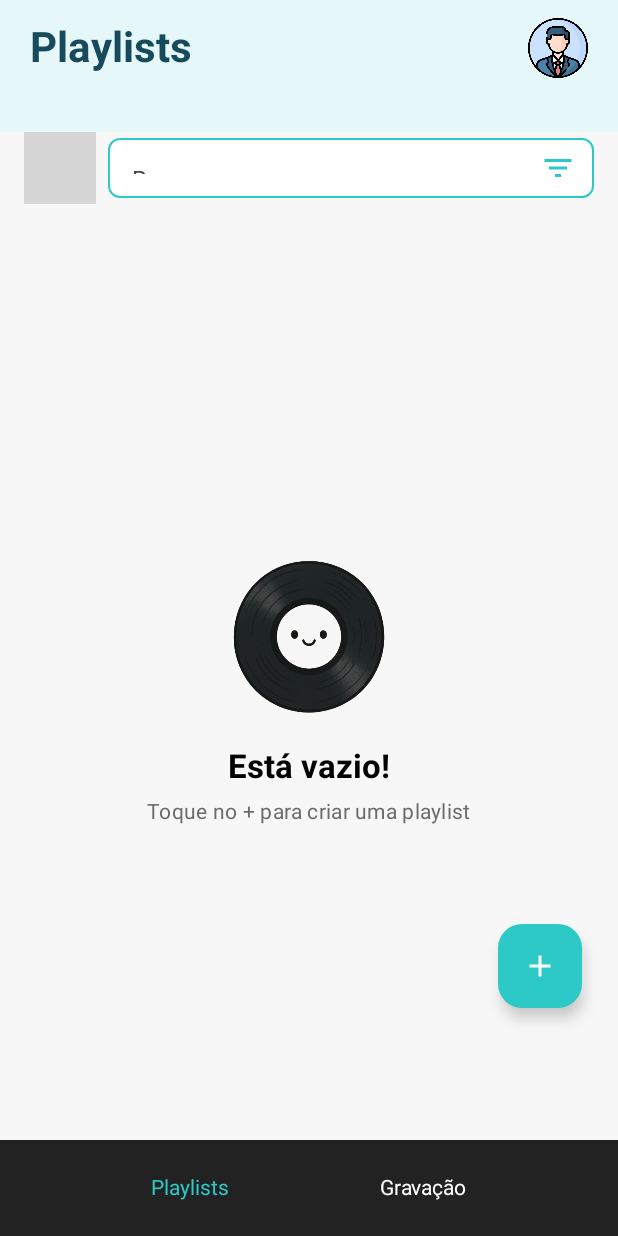
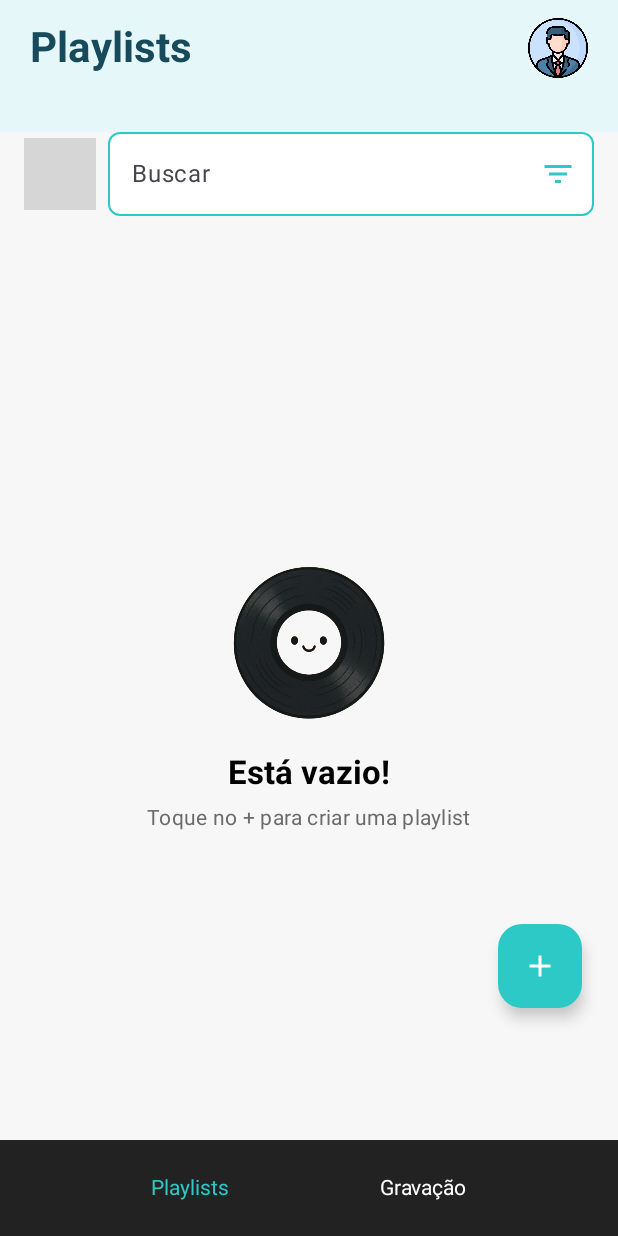
Before and after one commit to vvAi-Startup/Application_mobile, an Android app built with Jetpack Compose: the PlaylistActivity screen opened directly, with no data from a screen before it, on a phone screen of 412 x 824 dp. Run offline under Robolectric (Android 15) with nearby library versions, the light colour scheme and no system bars; 1 statement that could not run was skipped; grey boxes are pictures that could not be loaded.

Commit message:
fix: correcao na barra de filtragem, agora mostra o texto digitado corretamente

```diff
--- a/app/src/main/java/com/vvai/calmwave/PlaylistActivity.kt
+++ b/app/src/main/java/com/vvai/calmwave/PlaylistActivity.kt
@@ -170,7 +170,7 @@ class PlaylistActivity : ComponentActivity() {
                                     placeholder = { Text("Buscar") },
                                     modifier = Modifier
                                         .weight(1f)
-                                        .height(40.dp),
+                                        .defaultMinSize(minHeight = 56.dp), // aumenta mínimo para evitar clipping do texto
                                     shape = MaterialTheme.shapes.small,
                                     colors = OutlinedTextFieldDefaults.colors(
                                         unfocusedBorderColor = activeColor,
```
